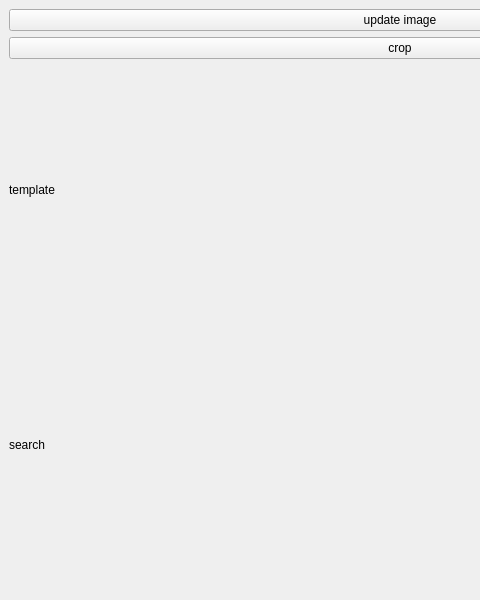
Above: mainwindow.ui from hoshianaaa/geometric_match_ros before the change; both pictures show x 0 to 480 and y 0 to 600 of the 800 by 600 pixel window. Below: the same form after it.
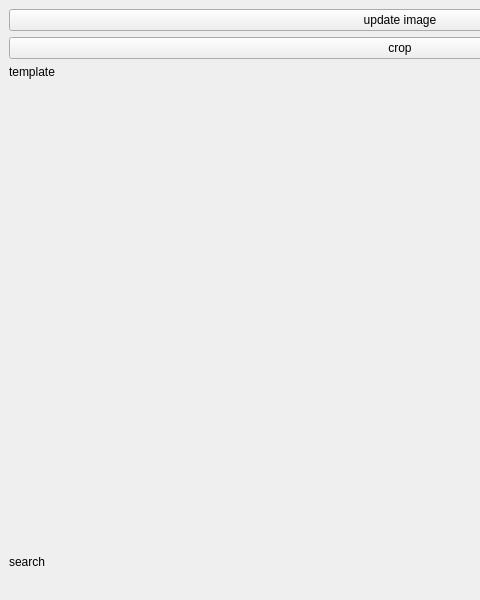
That is the form after the change.

Commit message: 把持点描画できた

Patch:
```diff
--- a/mainwindow.ui
+++ b/mainwindow.ui
@@ -14,7 +14,7 @@
    <string>MainWindow</string>
   </property>
   <widget class="QWidget" name="centralwidget">
-   <layout class="QVBoxLayout" name="verticalLayout_2">
+   <layout class="QVBoxLayout" name="verticalLayout_3">
     <item>
      <layout class="QVBoxLayout" name="verticalLayout">
       <item>
@@ -34,11 +34,45 @@
      </layout>
     </item>
     <item>
+     <layout class="QHBoxLayout" name="horizontalLayout">
+      <item>
+       <layout class="QVBoxLayout" name="verticalLayout_2">
+        <item>
      <widget class="QLabel" name="label">
       <property name="text">
        <string>template</string>
       </property>
      </widget>
+        </item>
+        <item>
+         <spacer name="verticalSpacer">
+          <property name="orientation">
+           <enum>Qt::Vertical</enum>
+          </property>
+          <property name="sizeHint" stdset="0">
+           <size>
+            <width>20</width>
+            <height>40</height>
+           </size>
+          </property>
+         </spacer>
+        </item>
+       </layout>
+      </item>
+      <item>
+       <spacer name="horizontalSpacer">
+        <property name="orientation">
+         <enum>Qt::Horizontal</enum>
+        </property>
+        <property name="sizeHint" stdset="0">
+         <size>
+          <width>40</width>
+          <height>20</height>
+         </size>
+        </property>
+       </spacer>
+      </item>
+     </layout>
     </item>
     <item>
      <widget class="QLabel" name="label_2">
```
Lines whose indentation alone changed are shown as unchanged. The commit also changes 2 other files.
